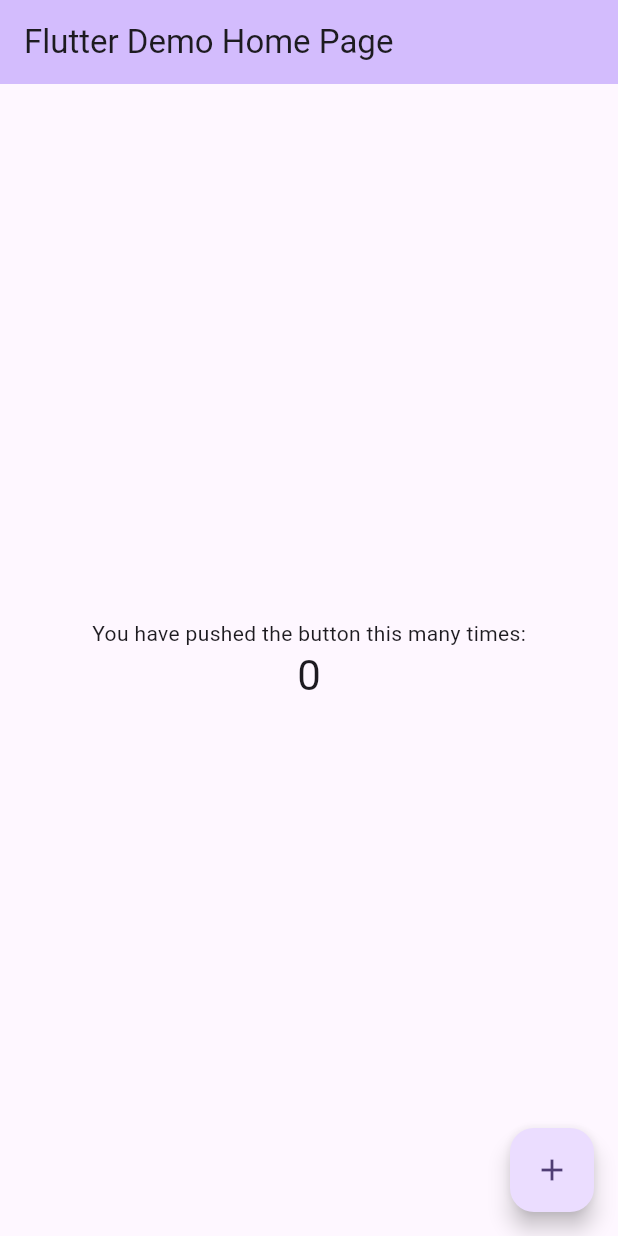
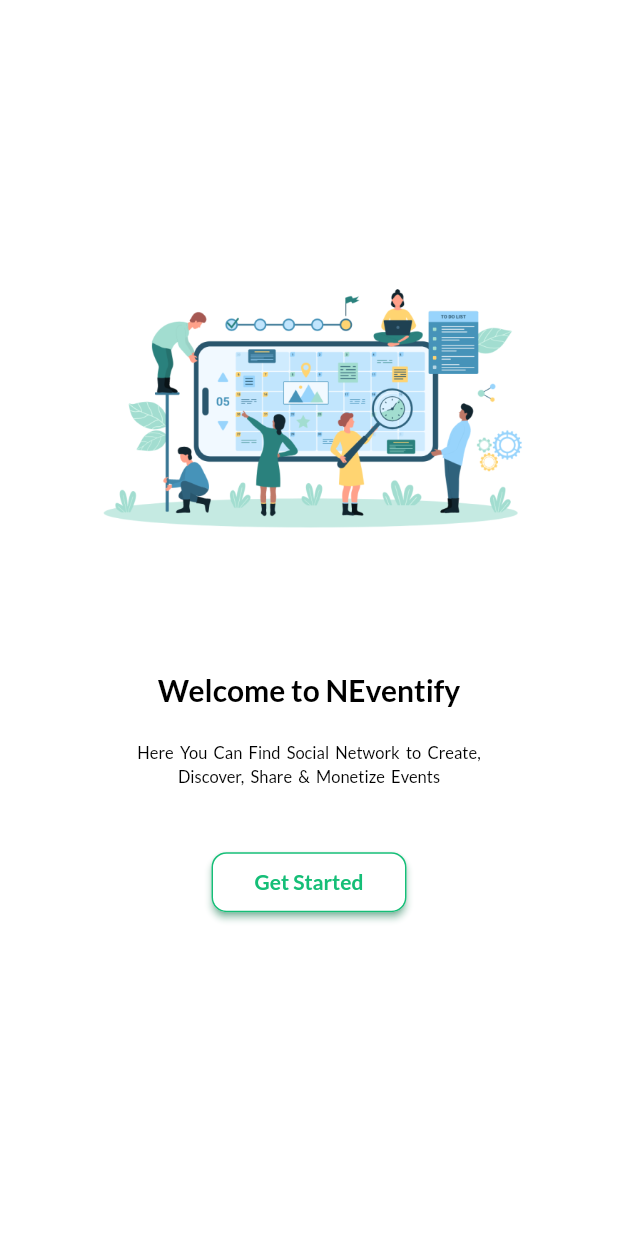
Before and after one commit to ISHANKA-git/NEventify, a Flutter app: the screen it shows after launch, on a phone screen of 412 x 824 dp. Run offline on Flutter 3.47's test engine with Material 2 defaults, Android fonts, the phone set to English and light mode, and no system bars; our stand-ins replace google_fonts.

Commit message:
onboarding screen finish

```diff
--- a/lib/main.dart
+++ b/lib/main.dart
@@ -1,4 +1,6 @@
 import 'package:flutter/material.dart';
+import 'package:google_fonts/google_fonts.dart';
+import 'package:n_eventify/views/onboarding_screen.dart';
 
 void main() {
   runApp(const MyApp());
@@ -6,120 +8,21 @@ void main() {
 
 class MyApp extends StatelessWidget {
   const MyApp({super.key});
+  ThemeData _buildTheme(brightness) {
+    var baseTheme = ThemeData(brightness: brightness);
 
-  // This widget is the root of your application.
-  @override
-  Widget build(BuildContext context) {
-    return MaterialApp(
-      title: 'Flutter Demo',
-      theme: ThemeData(
-        // This is the theme of your application.
-        //
-        // TRY THIS: Try running your application with "flutter run". You'll see
-        // the application has a blue toolbar. Then, without quitting the app,
-        // try changing the seedColor in the colorScheme below to Colors.green
-        // and then invoke "hot reload" (save your changes or press the "hot
-        // reload" button in a Flutter-supported IDE, or press "r" if you used
-        // the command line to start the app).
-        //
-        // Notice that the counter didn't reset back to zero; the application
-        // state is not lost during the reload. To reset the state, use hot
-        // restart instead.
-        //
-        // This works for code too, not just values: Most code changes can be
-        // tested with just a hot reload.
-        colorScheme: ColorScheme.fromSeed(seedColor: Colors.deepPurple),
-        useMaterial3: true,
-      ),
-      home: const MyHomePage(title: 'Flutter Demo Home Page'),
+    return baseTheme.copyWith(
+      textTheme: GoogleFonts.latoTextTheme(baseTheme.textTheme),
     );
-  }
-}
-
-class MyHomePage extends StatefulWidget {
-  const MyHomePage({super.key, required this.title});
-
-  // This widget is the home page of your application. It is stateful, meaning
-  // that it has a State object (defined below) that contains fields that affect
-  // how it looks.
-
-  // This class is the configuration for the state. It holds the values (in this
-  // case the title) provided by the parent (in this case the App widget) and
-  // used by the build method of the State. Fields in a Widget subclass are
-  // always marked "final".
-
-  final String title;
-
-  @override
-  State<MyHomePage> createState() => _MyHomePageState();
-}
-
-class _MyHomePageState extends State<MyHomePage> {
-  int _counter = 0;
-
-  void _incrementCounter() {
-    setState(() {
-      // This call to setState tells the Flutter framework that something has
-      // changed in this State, which causes it to rerun the build method below
-      // so that the display can reflect the updated values. If we changed
-      // _counter without calling setState(), then the build method would not be
-      // called again, and so nothing would appear to happen.
-      _counter++;
-    });
   }
 
   @override
   Widget build(BuildContext context) {
-    // This method is rerun every time setState is called, for instance as done
-    // by the _incrementCounter method above.
-    //
-    // The Flutter framework has been optimized to make rerunning build methods
-    // fast, so that you can just rebuild anything that needs updating rather
-    // than having to individually change instances of widgets.
-    return Scaffold(
-      appBar: AppBar(
-        // TRY THIS: Try changing the color here to a specific color (to
-        // Colors.amber, perhaps?) and trigger a hot reload to see the AppBar
-        // change color while the other colors stay the same.
-        backgroundColor: Theme.of(context).colorScheme.inversePrimary,
-        // Here we take the value from the MyHomePage object that was created by
-        // the App.build method, and use it to set our appbar title.
-        title: Text(widget.title),
-      ),
-      body: Center(
-        // Center is a layout widget. It takes a single child and positions it
-        // in the middle of the parent.
-        child: Column(
-          // Column is also a layout widget. It takes a list of children and
-          // arranges them vertically. By default, it sizes itself to fit its
-          // children horizontally, and tries to be as tall as its parent.
-          //
-          // Column has various properties to control how it sizes itself and
-          // how it positions its children. Here we use mainAxisAlignment to
-          // center the children vertically; the main axis here is the vertical
-          // axis because Columns are vertical (the cross axis would be
-          // horizontal).
-          //
-          // TRY THIS: Invoke "debug painting" (choose the "Toggle Debug Paint"
-          // action in the IDE, or press "p" in the console), to see the
-          // wireframe for each widget.
-          mainAxisAlignment: MainAxisAlignment.center,
-          children: <Widget>[
-            const Text(
-              'You have pushed the button this many times:',
-            ),
-            Text(
-              '$_counter',
-              style: Theme.of(context).textTheme.headlineMedium,
-            ),
-          ],
-        ),
-      ),
-      floatingActionButton: FloatingActionButton(
-        onPressed: _incrementCounter,
-        tooltip: 'Increment',
-        child: const Icon(Icons.add),
-      ), // This trailing comma makes auto-formatting nicer for build methods.
+    return MaterialApp(
+
+      theme: _buildTheme(Brightness.dark),
+      home: OnBoardingScreen(),
     );
+
   }
 }
--- a/lib/views/onboarding_screen.dart
+++ b/lib/views/onboarding_screen.dart
@@ -0,0 +1,74 @@
+import 'package:flutter/material.dart';
+
+class OnBoardingScreen extends StatelessWidget {
+  const OnBoardingScreen({super.key});
+
+  @override
+  Widget build(BuildContext context) {
+    return SafeArea(
+      child: Scaffold(
+        backgroundColor: Colors.white,
+        body: SizedBox(
+          width: double.infinity,
+          child: Column(
+            mainAxisAlignment: MainAxisAlignment.start,
+            crossAxisAlignment: CrossAxisAlignment.center,
+            children: [
+              const SizedBox(
+                height: 120,
+              ),
+              const Padding(
+                padding: EdgeInsets.symmetric(horizontal: 60),
+                child: Image(image: AssetImage('assets/onboard_icon1.png')),
+              ),
+              const Text(
+                'Welcome to NEventify',
+                style: TextStyle(
+                    color: Colors.black,
+                    fontSize: 20,
+                    fontWeight: FontWeight.w700),
+              ),
+              const SizedBox(
+                height: 20,
+              ),
+              const Padding(
+                padding: EdgeInsets.only(left: 90, right: 90),
+                child: Text(
+                  'Here You Can Find Social Network to Create, Discover, Share & Monetize Events',
+                  textAlign: TextAlign.center,
+                  style: TextStyle(
+                    fontSize: 11,
+                    color: Colors.black,
+                    height: 1.5,
+                    wordSpacing: 2,
+                  ),
+                ),
+              ),
+              const SizedBox(
+                height: 40,
+              ),
+              ElevatedButton(
+                onPressed: () {},
+                style: OutlinedButton.styleFrom(
+                    padding: const EdgeInsets.all(10),
+                    fixedSize: const Size(130, 40),
+                    backgroundColor: Colors.white,
+                    shadowColor: const Color(0xff15BE77),
+                    shape: RoundedRectangleBorder(
+                        borderRadius: BorderRadius.circular(10)),
+                    side: const BorderSide(color: Color(0xff15BE77), width: 1)),
+                child: const Text(
+                  'Get Started',
+                  style: TextStyle(
+                    color: Color(0xff15BE77),
+                    fontWeight: FontWeight.w700,
+                  ),
+                ),
+              ),
+            ],
+          ),
+        ),
+      ),
+    );
+  }
+}
--- a/pubspec.yaml
+++ b/pubspec.yaml
@@ -31,6 +31,8 @@ dependencies:
   flutter:
     sdk: flutter
 
+  google_fonts: ^5.1.0
+
 
   # The following adds the Cupertino Icons font to your application.
   # Use with the CupertinoIcons class for iOS style icons.
@@ -59,8 +61,8 @@ flutter:
   uses-material-design: true
 
   # To add assets to your application, add an assets section, like this:
-  # assets:
-  #   - images/a_dot_burr.jpeg
+  assets:
+   - assets/onboard_icon1.png
   #   - images/a_dot_ham.jpeg
 
   # An image asset can refer to one or more resolution-specific "variants", see
```
Also changed, not shown: assets/onboard_icon.png (deleted), assets/onboard_icon1.png (added), pubspec.lock, 1 other file.
